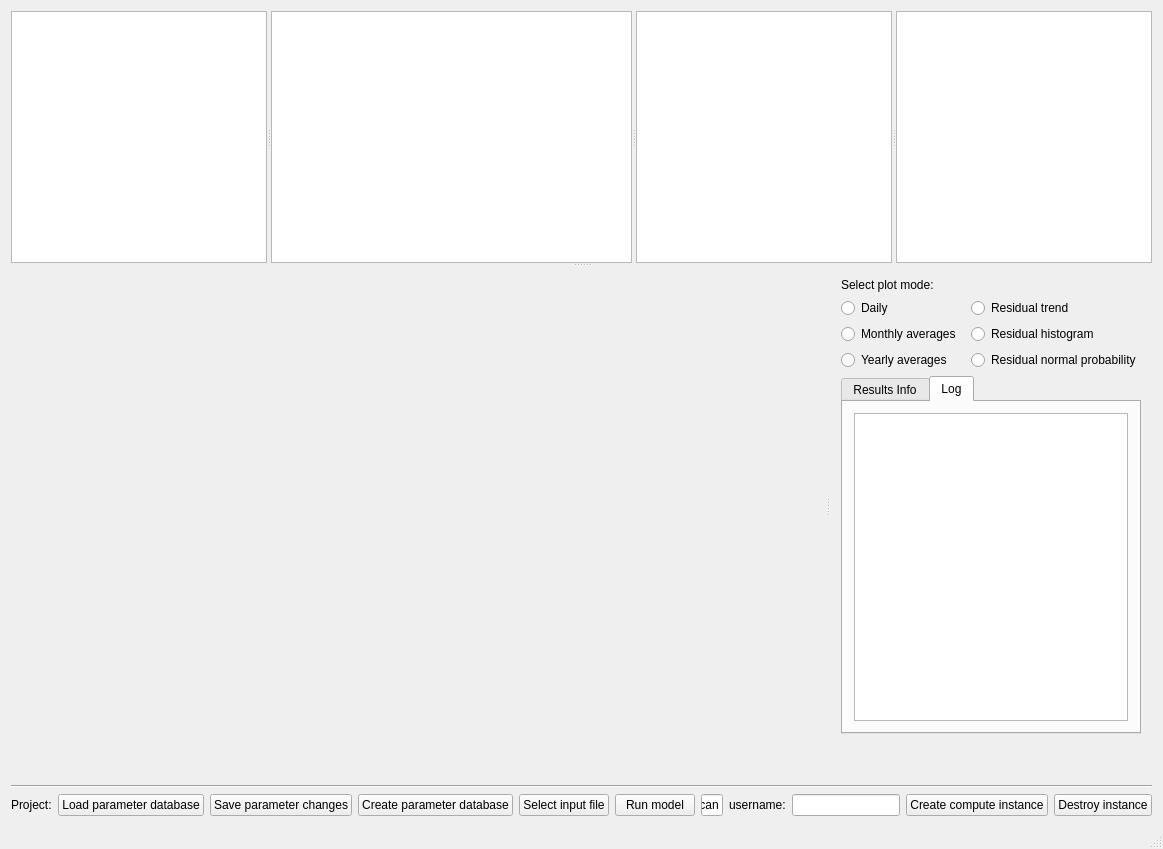
Qt form mainwindow.ui (Lecheps/INCAView) before a commit.
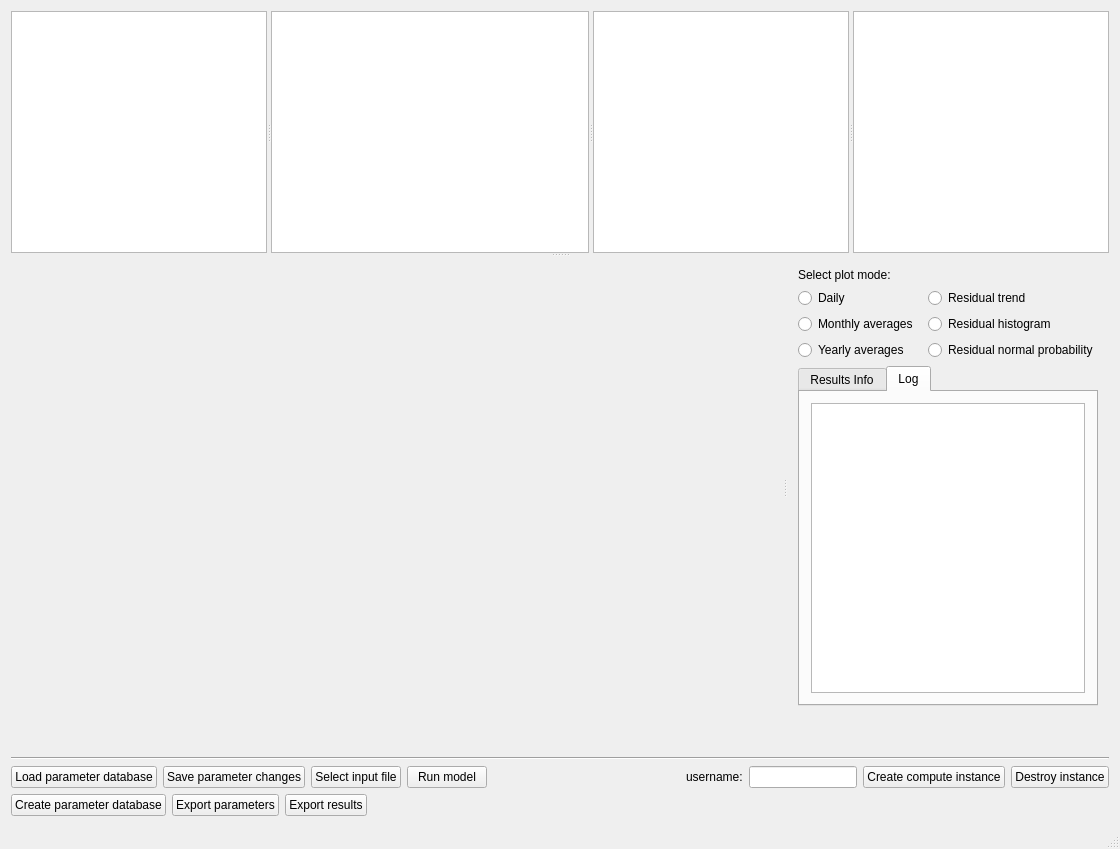
The same form after that commit. Custom widgets are drawn as their Qt base class.

Commit message: Added exenames in database Fixed possibility of input timeseries having a different time interval than result timeseries. Export results and Export parameters buttons don't work yet

Patch:
```diff
--- a/mainwindow.ui
+++ b/mainwindow.ui
@@ -199,13 +199,6 @@
       </item>
       <item>
        <layout class="QHBoxLayout" name="buttonsLayout">
-        <item>
-         <widget class="QLabel" name="labelProject">
-          <property name="text">
-           <string>Project:</string>
-          </property>
-         </widget>
-        </item>
         <item>
          <widget class="QPushButton" name="pushLoadProject">
           <property name="text">
@@ -220,13 +213,6 @@
           </property>
          </widget>
         </item>
-        <item>
-         <widget class="QPushButton" name="pushCreateDatabase">
-          <property name="text">
-           <string>Create parameter database</string>
-          </property>
-         </widget>
-        </item>
         <item>
          <widget class="QPushButton" name="pushUploadInputs">
           <property name="text">
@@ -244,13 +230,6 @@
           </property>
          </widget>
         </item>
-        <item>
-         <widget class="QLineEdit" name="lineEditModelname">
-          <property name="text">
-           <string>incan</string>
-          </property>
-         </widget>
-        </item>
         <item>
          <spacer name="horizontalSpacer">
           <property name="orientation">
@@ -299,6 +278,44 @@
       </item>
      </layout>
     </item>
+    <item row="1" column="0">
+     <layout class="QHBoxLayout" name="horizontalLayout_5">
+      <item>
+       <widget class="QPushButton" name="pushCreateDatabase">
+        <property name="text">
+         <string>Create parameter database</string>
+        </property>
+       </widget>
+      </item>
+      <item>
+       <widget class="QPushButton" name="pushExportParameters">
+        <property name="text">
+         <string>Export parameters</string>
+        </property>
+       </widget>
+      </item>
+      <item>
+       <widget class="QPushButton" name="PushExportResults">
+        <property name="text">
+         <string>Export results</string>
+        </property>
+       </widget>
+      </item>
+      <item>
+       <spacer name="horizontalSpacer_2">
+        <property name="orientation">
+         <enum>Qt::Horizontal</enum>
+        </property>
+        <property name="sizeHint" stdset="0">
+         <size>
+          <width>40</width>
+          <height>20</height>
+         </size>
+        </property>
+       </spacer>
+      </item>
+     </layout>
+    </item>
    </layout>
   </widget>
   <widget class="QMenuBar" name="menuBar">
```
The commit also changes 9 other files.
